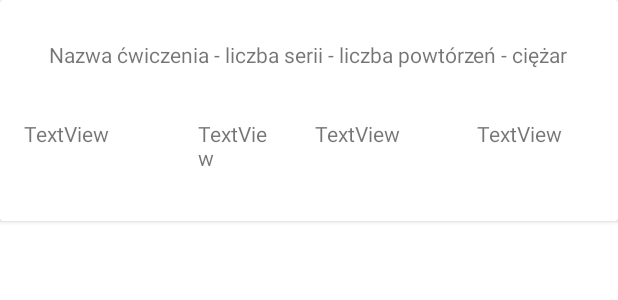
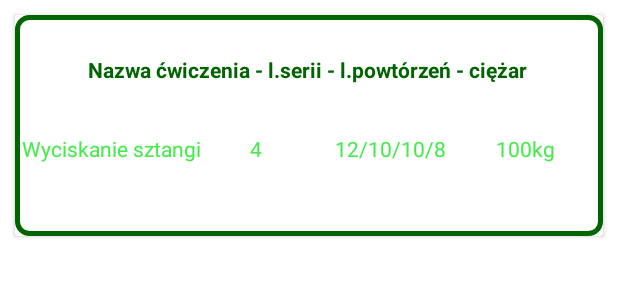
Before and after one commit to tfj4k3y/gainTracker, an Android app: the layout row_exercises_view.xml on its own in the app's theme, with its tools: preview values and no code run, on a phone screen of 412 x 824 dp. Shown: the top 300 px of the screen. Run offline under Robolectric (Android 15) with nearby library versions, the phone set to English and light mode, and no system bars.

Commit message:
Wersja 1.0. Aplikacja jest gotowa do prezentacji.

```diff
--- a/app/src/main/java/com/example/gaintracker/TrainingAdapter.java
+++ b/app/src/main/java/com/example/gaintracker/TrainingAdapter.java
@@ -5,6 +5,7 @@ import android.view.LayoutInflater;
 import android.view.View;
 import android.view.ViewGroup;
 import android.widget.Button;
+import android.widget.ImageButton;
 import android.widget.TextView;
 
 import androidx.annotation.NonNull;
@@ -46,12 +47,12 @@ public class TrainingAdapter extends RecyclerView.Adapter<TrainingAdapter.MyView
     public class MyViewholder extends RecyclerView.ViewHolder {
 
         TextView datesText, daysOfWeekText;
-        Button buttonOnClick;
+        ImageButton buttonOnClick;
         public MyViewholder(@NonNull View itemView) {
             super(itemView);
             datesText = itemView.findViewById(R.id.dates);
             daysOfWeekText = itemView.findViewById(R.id.days_of_week);
-            Button buttonOnClick = itemView.findViewById(R.id.expandBButton);
+            buttonOnClick = itemView.findViewById(R.id.expandBButton);
 
             buttonOnClick.setOnClickListener(new View.OnClickListener() {
                 @Override
--- /dev/null
+++ b/app/src/main/res/drawable/baseline_open_in_new_24.xml
@@ -0,0 +1,5 @@
+<vector android:autoMirrored="true" android:height="24dp"
+    android:tint="#000000" android:viewportHeight="24"
+    android:viewportWidth="24" android:width="24dp" xmlns:android="http://schemas.android.com/apk/res/android">
+    <path android:fillColor="@android:color/white" android:pathData="M19,19H5V5h7V3H5c-1.11,0 -2,0.9 -2,2v14c0,1.1 0.89,2 2,2h14c1.1,0 2,-0.9 2,-2v-7h-2v7zM14,3v2h3.59l-9.83,9.83 1.41,1.41L19,6.41V10h2V3h-7z"/>
+</vector>
--- /dev/null
+++ b/app/src/main/res/drawable/border.xml
@@ -0,0 +1,5 @@
+<?xml version="1.0" encoding="utf-8"?>
+<shape xmlns:android="http://schemas.android.com/apk/res/android">
+    <stroke android:color="@color/mainColor" android:width="3dp" />
+    <corners android:radius="8dp" />
+</shape>
--- a/app/src/main/res/layout/row_exercises_view.xml
+++ b/app/src/main/res/layout/row_exercises_view.xml
@@ -5,12 +5,15 @@
     xmlns:tools="http://schemas.android.com/tools"
     android:id="@+id/constraint_layout_card"
     android:layout_width="match_parent"
-    android:layout_height="wrap_content">
+    android:layout_height="wrap_content"
+
+    android:layout_margin="10dp">
 
     <androidx.constraintlayout.widget.ConstraintLayout
         android:id="@+id/constraint_layout"
         android:layout_width="match_parent"
         android:layout_height="147dp"
+        android:background="@drawable/border"
         android:orientation="vertical">
 
         <!--Tutaj powinienem zrobić może jeszcze z 3 textview na każda kolumne z tabeli bazy danych -->
@@ -19,8 +22,10 @@
             android:id="@+id/sets_preview_count"
             android:layout_width="50dp"
             android:layout_height="40dp"
-            android:layout_marginStart="16dp"
-            android:text="TextView"
+            android:layout_marginStart="12dp"
+            android:text="4"
+            android:textAlignment="center"
+            android:textColor="@color/secondaryColor"
             card_view:layout_constraintBottom_toBottomOf="parent"
             card_view:layout_constraintStart_toEndOf="@+id/exercise_preview_name"
             card_view:layout_constraintTop_toTopOf="parent"
@@ -28,10 +33,12 @@
 
         <TextView
             android:id="@+id/exercise_preview_name"
-            android:layout_width="100dp"
+            android:layout_width="120dp"
             android:layout_height="40dp"
-            android:layout_marginStart="16dp"
-            android:text="TextView"
+            android:layout_marginStart="4dp"
+            android:text="Wyciskanie sztangi"
+            android:textAlignment="center"
+            android:textColor="@color/secondaryColor"
             card_view:layout_constraintBottom_toBottomOf="parent"
             card_view:layout_constraintStart_toStartOf="parent"
             card_view:layout_constraintTop_toTopOf="parent"
@@ -41,8 +48,10 @@
             android:id="@+id/reps_preview_count"
             android:layout_width="80dp"
             android:layout_height="40dp"
-            android:layout_marginStart="28dp"
-            android:text="TextView"
+            android:layout_marginStart="24dp"
+            android:text="12/10/10/8"
+            android:textAlignment="center"
+            android:textColor="@color/secondaryColor"
             card_view:layout_constraintBottom_toBottomOf="parent"
             card_view:layout_constraintStart_toEndOf="@+id/sets_preview_count"
             card_view:layout_constraintTop_toTopOf="parent"
@@ -52,8 +61,10 @@
             android:id="@+id/weight_preview"
             android:layout_width="60dp"
             android:layout_height="40dp"
-            android:layout_marginStart="28dp"
-            android:text="TextView"
+            android:layout_marginStart="20dp"
+            android:text="100kg"
+            android:textAlignment="center"
+            android:textColor="@color/secondaryColor"
             card_view:layout_constraintBottom_toBottomOf="parent"
             card_view:layout_constraintStart_toEndOf="@+id/reps_preview_count"
             card_view:layout_constraintTop_toTopOf="parent"
@@ -63,7 +74,9 @@
             android:id="@+id/exercise_info"
             android:layout_width="wrap_content"
             android:layout_height="wrap_content"
-            android:text="Nazwa ćwiczenia - liczba serii - liczba powtórzeń - ciężar"
+            android:text="@string/preview_destricption"
+            android:textStyle="bold"
+            android:textColor="@color/mainColor"
             card_view:layout_constraintBottom_toBottomOf="parent"
             card_view:layout_constraintEnd_toEndOf="parent"
             card_view:layout_constraintHorizontal_bias="0.491"
--- a/app/src/main/res/values/colors.xml
+++ b/app/src/main/res/values/colors.xml
@@ -8,4 +8,5 @@
     <color name="black">#FF000000</color>
     <color name="white">#FFFFFFFF</color>
     <color name="mainColor">#006400</color>
+    <color name="secondaryColor">#45EA4C</color>
 </resources>
--- a/app/src/main/res/values/strings.xml
+++ b/app/src/main/res/values/strings.xml
@@ -6,7 +6,7 @@
     <string name="settingsButton">Ustawienia</string>
     <string name="testText">To są ustawienia testowe!</string>
     <string name="backButton">Powrót</string>
-    <string name="preview_destricption">Nazwa ćwiczenia - l.serii - l.powtórzeń - ciężar</string>
+    <string name="preview_destricption">Nazwa ćwiczenia   -    l.serii    -    l.powtórzeń    -    ciężar</string>
 
     <!--activity_start strings -->
 
```
Also changed, not shown: app/src/main/res/layout/row_view.xml (+10 -6 lines).
